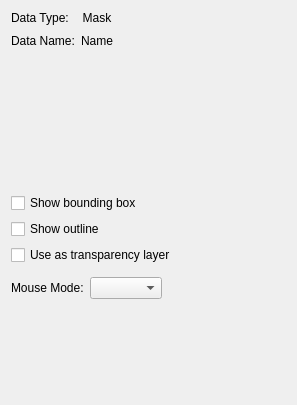
The window that src/WhiskerToolbox/Media_Widget/MediaMask_Widget/MediaMask_Widget.ui (paulmthompson/WhiskerToolbox) describes before a commit, drawn with Qt 5.
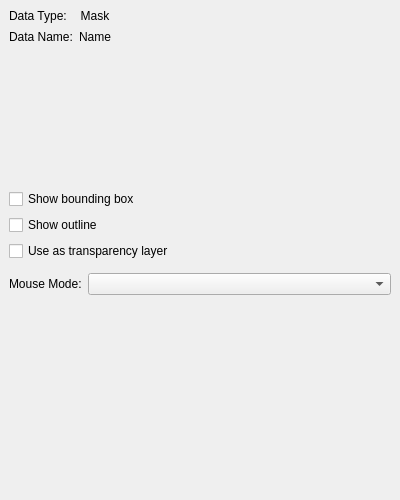
The same window after the commit. Custom widgets are drawn as their Qt base class.

Commit message: More fixes to Media Widget

```diff
--- a/src/WhiskerToolbox/Media_Widget/MediaMask_Widget/MediaMask_Widget.ui
+++ b/src/WhiskerToolbox/Media_Widget/MediaMask_Widget/MediaMask_Widget.ui
@@ -6,16 +6,46 @@
    <rect>
     <x>0</x>
     <y>0</y>
-    <width>297</width>
-    <height>405</height>
+    <width>400</width>
+    <height>500</height>
    </rect>
   </property>
+  <property name="sizePolicy">
+   <sizepolicy hsizetype="Expanding" vsizetype="Fixed">
+    <horstretch>0</horstretch>
+    <verstretch>0</verstretch>
+   </sizepolicy>
+  </property>
   <property name="windowTitle">
    <string>Form</string>
   </property>
   <layout class="QVBoxLayout" name="verticalLayout">
+   <property name="spacing">
+    <number>6</number>
+   </property>
+   <property name="leftMargin">
+    <number>9</number>
+   </property>
+   <property name="topMargin">
+    <number>9</number>
+   </property>
+   <property name="rightMargin">
+    <number>9</number>
+   </property>
+   <property name="bottomMargin">
+    <number>9</number>
+   </property>
    <item>
     <layout class="QGridLayout" name="gridLayout">
+     <property name="sizeConstraint">
+      <enum>QLayout::SizeConstraint::SetFixedSize</enum>
+     </property>
+     <property name="horizontalSpacing">
+      <number>6</number>
+     </property>
+     <property name="verticalSpacing">
+      <number>4</number>
+     </property>
      <item row="0" column="1">
       <widget class="QLabel" name="label_3">
        <property name="text">
@@ -66,31 +96,20 @@
     </layout>
    </item>
    <item>
-    <layout class="QHBoxLayout" name="horizontalLayout_4">
-     <item>
-      <widget class="ColorPicker_Widget" name="color_picker" native="true">
-       <property name="minimumSize">
-        <size>
-         <width>200</width>
-         <height>130</height>
-        </size>
-       </property>
-      </widget>
-     </item>
-     <item>
-      <spacer name="horizontalSpacer">
-       <property name="orientation">
-        <enum>Qt::Orientation::Horizontal</enum>
-       </property>
-       <property name="sizeHint" stdset="0">
-        <size>
-         <width>40</width>
-         <height>20</height>
-        </size>
-       </property>
-      </spacer>
-     </item>
-    </layout>
+    <widget class="ColorPicker_Widget" name="color_picker" native="true">
+     <property name="sizePolicy">
+      <sizepolicy hsizetype="Expanding" vsizetype="Fixed">
+       <horstretch>0</horstretch>
+       <verstretch>0</verstretch>
+      </sizepolicy>
+     </property>
+     <property name="minimumSize">
+      <size>
+       <width>200</width>
+       <height>130</height>
+      </size>
+     </property>
+    </widget>
    </item>
    <item>
     <widget class="QCheckBox" name="show_bounding_box_checkbox">
@@ -143,6 +162,9 @@
    </item>
    <item>
     <layout class="QHBoxLayout" name="horizontalLayout">
+     <property name="spacing">
+      <number>6</number>
+     </property>
      <item>
       <widget class="QLabel" name="label_2">
        <property name="text">
@@ -151,20 +173,14 @@
       </widget>
      </item>
      <item>
-      <widget class="QComboBox" name="selection_mode_combo"/>
-     </item>
-     <item>
-      <spacer name="horizontalSpacer_3">
-       <property name="orientation">
-        <enum>Qt::Orientation::Horizontal</enum>
+      <widget class="QComboBox" name="selection_mode_combo">
+       <property name="sizePolicy">
+        <sizepolicy hsizetype="Expanding" vsizetype="Fixed">
+         <horstretch>0</horstretch>
+         <verstretch>0</verstretch>
+        </sizepolicy>
        </property>
-       <property name="sizeHint" stdset="0">
-        <size>
-         <width>40</width>
-         <height>20</height>
-        </size>
-       </property>
-      </spacer>
+      </widget>
      </item>
     </layout>
    </item>
@@ -178,7 +194,7 @@
      </property>
      <property name="sizeHint" stdset="0">
       <size>
-       <width>40</width>
+       <width>20</width>
        <height>40</height>
       </size>
      </property>
```
Left out of the diff: 11 changed lines with no effect on the pictures. The commit also changes 6 other files.
